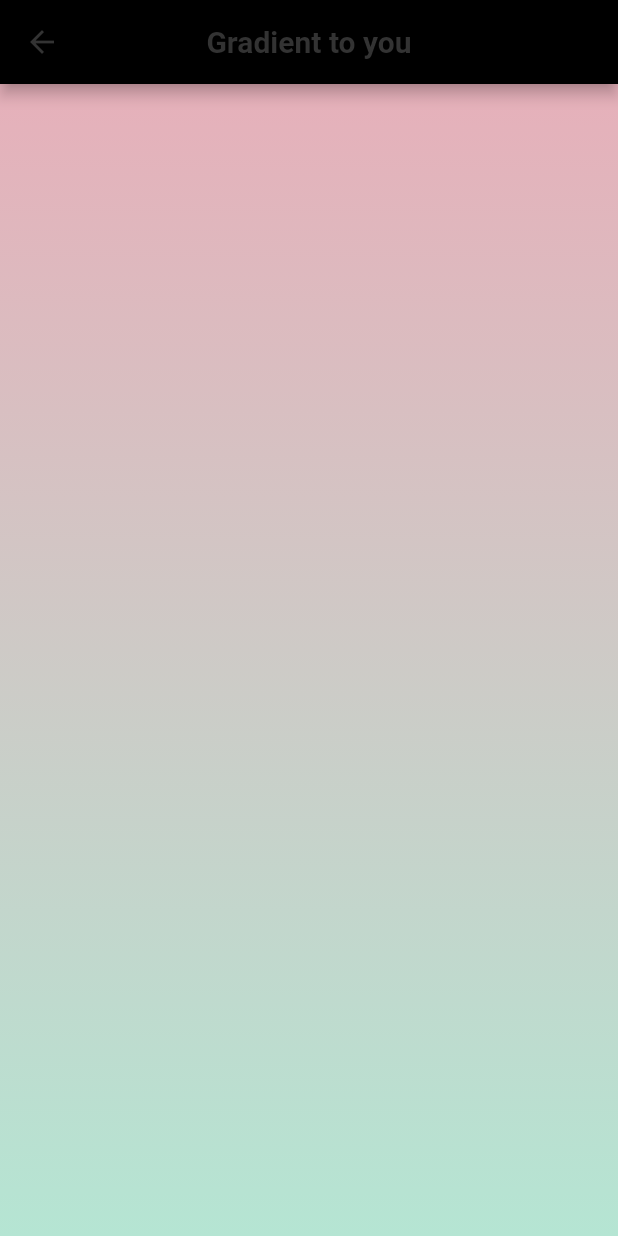
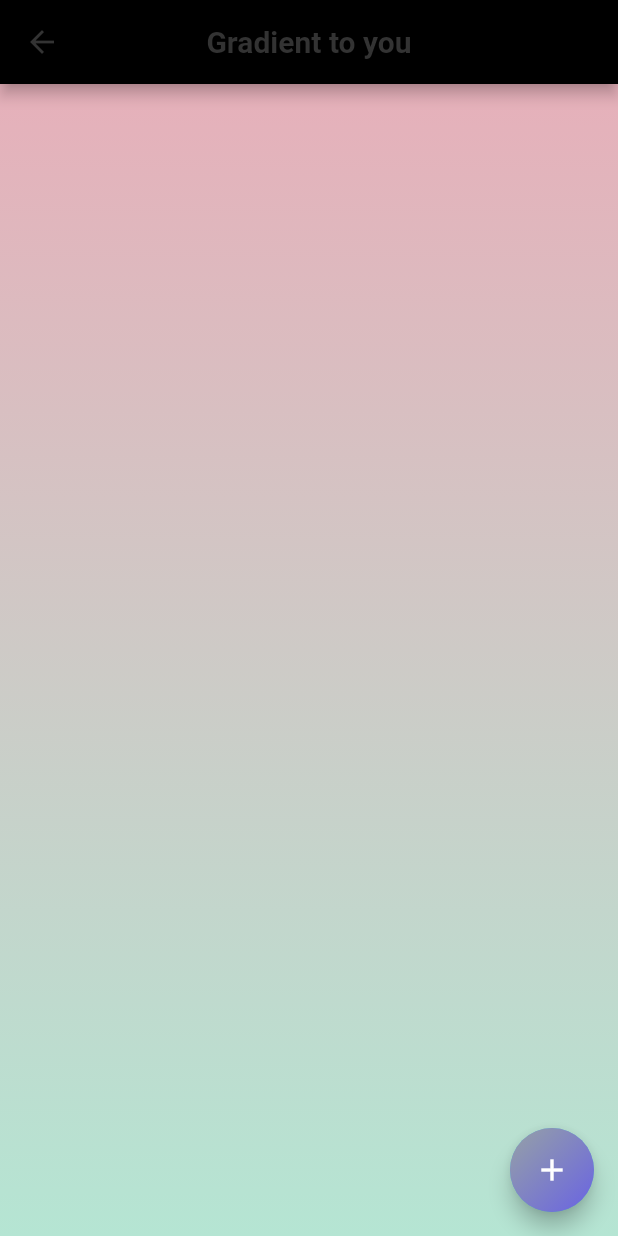
Before and after one commit to azukisiromochi/gradient_to_you, a Flutter app: the GradientBuilder screen opened by its route, on a phone screen of 412 x 824 dp. Run offline on Flutter 3.47's test engine with Material 2 defaults, Android fonts, the phone set to English and light mode, and no system bars; our stand-ins replace google_fonts, gradient_app_bar, image_picker, mobx; generated files the repository leaves out were written again; Roboto replaces fonts that are missing (Charmonman).

Commit message:
[WIP] Add: ギャラリーアプリを開くページを追加したがエラーで動かない 😹

```diff
--- a/lib/components/app.dart
+++ b/lib/components/app.dart
@@ -5,6 +5,7 @@ import 'package:gradient_to_you/components/color_palette/color_palette.dart';
 import 'package:gradient_to_you/components/splash/splash.dart';
 
 import '../app_store.dart';
+import 'bg_image_picker/bg_image_picker.dart';
 import 'gradient_builder/gradient_builder.dart';
 
 class App extends StatelessWidget {
@@ -18,6 +19,7 @@ class App extends StatelessWidget {
       routes: <String, WidgetBuilder>{
         '/color_palette': (_) => ColorPalette(store: store),
         '/gradient': (_) => GradientBuilder(store: store),
+        '/image_picker': (_) => BgImagePicker(store: store),
       },
     );
   }
--- a/lib/components/gradient_builder/gradient_builder.dart
+++ b/lib/components/gradient_builder/gradient_builder.dart
@@ -22,6 +22,26 @@ class GradientBuilder extends StatelessWidget {
         backgroundColor: store.baseColor,
       ),
       body: GradientBody(backgroundColor: store.baseColor),
+      floatingActionButton: FloatingActionButton(
+        onPressed: () => Navigator.of(context).pushNamed('/image_picker'),
+        tooltip: 'Increment',
+        child: Container(
+          height: double.infinity,
+          width: double.infinity,
+          decoration: BoxDecoration(
+            shape: BoxShape.circle,
+            gradient: LinearGradient(
+              begin: FractionalOffset.topLeft,
+              end: FractionalOffset.bottomRight,
+              colors: [
+                store.gradientColors.first,
+                store.gradientColors.last,
+              ],
+            ),
+          ),
+          child: Icon(Icons.add),
+        ),
+      ),
     );
   }
 }
--- a/pubspec.yaml
+++ b/pubspec.yaml
@@ -33,6 +33,9 @@ dependencies:
   # https://mobx.pub/getting-started
   mobx: ^0.4.0
   flutter_mobx: ^0.3.4
+
+  # https://pub.dev/packages/image_picker
+  image_picker:
 
 dev_dependencies:
   flutter_test:
```
Also changed, not shown: lib/components/bg_image_picker/bg_image_picker.dart (added, +53 -0 lines), pubspec.lock.
